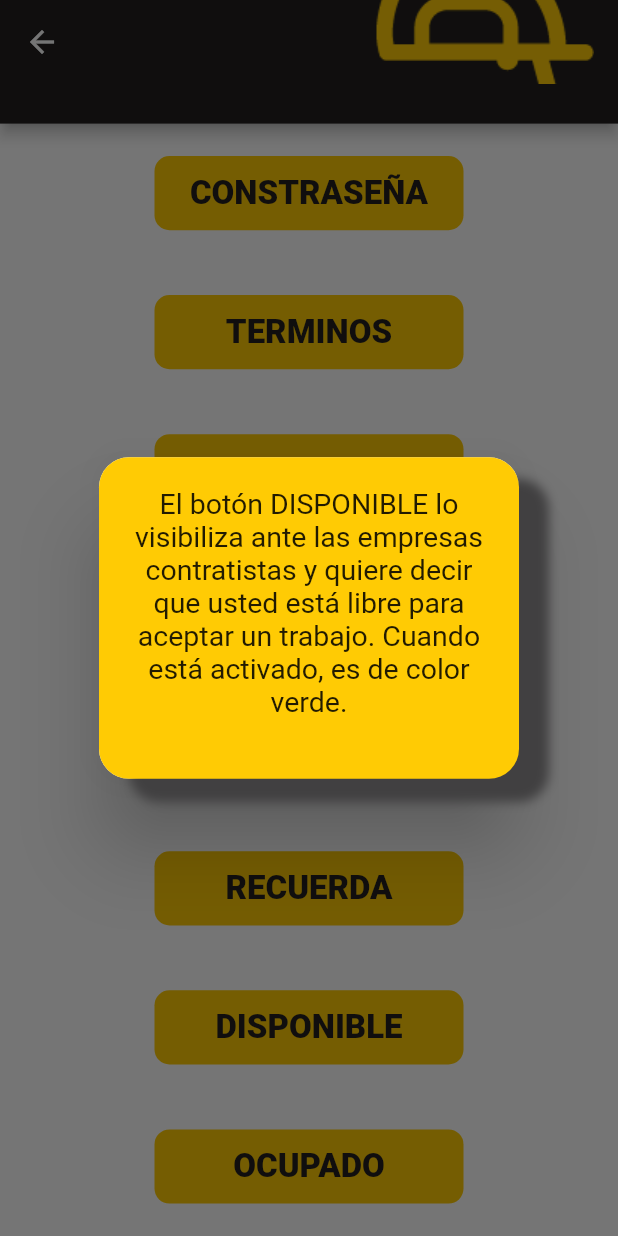
After one commit to jsensunchop/Laborapp2, a Flutter app: the screen it shows after launch, after a tap on "DISPONIBLE", on a phone screen of 412 x 824 dp. The commit adds this screen. Run offline on Flutter 3.47's test engine with Material 2 defaults, Android fonts, the phone set to English and light mode, and no system bars; drawn by our look-alikes of auto_size_text; our stand-ins replace firebase_storage, flutter_rating_bar, flutter_screenutil, fluttertoast, image_cropper, image_picker; accounts and stored records are empty.

Commit message:
"Disponible" and "Ocupado" popUps Added

```diff
--- /dev/null
+++ b/LaborappTrabajador-master/lib/Tests/PopUpsTest.dart
@@ -0,0 +1,97 @@
+import 'package:flutter/material.dart';
+import 'package:laborapp_trabajador/Common/LaboraAppBar.dart';
+import 'package:laborapp_trabajador/Common/LaborappButtons.dart';
+import 'package:laborapp_trabajador/Common/ColorPalette.dart';
+import 'package:laborapp_trabajador/Util/UtilMethods.dart';
+import 'package:laborapp_trabajador/popUps/AcceptedPopUp.dart';
+import 'package:laborapp_trabajador/popUps/DocumentPopUp.dart';
+import 'package:laborapp_trabajador/popUps/MissingPaswordPopUp.dart';
+import 'package:laborapp_trabajador/popUps/OffPopUp.dart';
+import 'package:laborapp_trabajador/popUps/OnPopUp.dart';
+import 'package:laborapp_trabajador/popUps/RemmemberPopUp.dart';
+import 'package:laborapp_trabajador/popUps/TermsPopUp.dart';
+import 'package:laborapp_trabajador/popUps/WorkerPopUp.dart';
+
+class PopUpTest extends StatelessWidget {
+  showMissingPaswordPopUp(BuildContext context) {
+    showDialog(context: context, builder: (context) => MissingPaswordPopUp());
+  }
+  showTermsPopUp(BuildContext context) {
+    showDialog(context: context, builder: (context) => TermsPopUp());
+  }
+  showDocumentPopUp(BuildContext context) {
+    showDialog(context: context, builder: (context) => DocumentPopUp());
+  }
+  showAcceptedPopUp(BuildContext context) {
+    showDialog(context: context, builder: (context) => AcceptedPopUp());
+  }
+  showWorkerPopUp(BuildContext context) {
+    showDialog(context: context, builder: (context) => WorkerPopUp());
+  }
+  showRemmemberPopUp(BuildContext context) {
+    showDialog(context: context, builder: (context) => RemmemberPopUp());
+  }
+  showOnPopUp(BuildContext context) {
+    showDialog(context: context, builder: (context) => OnPopUp());
+  }
+  showOffPopUp(BuildContext context) {
+    showDialog(context: context, builder: (context) => OffPopUp());
+  }
+
+  @override
+  Widget build(BuildContext context) {
+    return Scaffold(
+      appBar: LaborAppBar().build(context),
+      body: Container(
+        width: getFullScreenWidth(context),
+        color: Colors.white,
+        child: Column(
+          mainAxisAlignment: MainAxisAlignment.spaceAround,
+          children: <Widget>[
+            LaboraapButtons().NormalButton(
+                inText: "Constraseña",
+                colorCode: ColorPalette.yellowApp,
+                context: context,
+                buttonFunction:()=>showMissingPaswordPopUp(context)),
+            LaboraapButtons().NormalButton(
+                inText: "Terminos",
+                colorCode: ColorPalette.yellowApp,
+                context: context,
+                buttonFunction:()=>showTermsPopUp(context)),
+            LaboraapButtons().NormalButton(
+                inText: "Documento",
+                colorCode: ColorPalette.yellowApp,
+                context: context,
+                buttonFunction:()=>showDocumentPopUp(context)),
+            LaboraapButtons().NormalButton(
+                inText: "Aceptado",
+                colorCode: ColorPalette.yellowApp,
+                context: context,
+                buttonFunction:()=>showAcceptedPopUp(context)),
+            LaboraapButtons().NormalButton(
+                inText: "Trabajador",
+                colorCode: ColorPalette.yellowApp,
+                context: context,
+                buttonFunction:()=>showWorkerPopUp(context)),
+            LaboraapButtons().NormalButton(
+                inText: "Recuerda",
+                colorCode: ColorPalette.yellowApp,
+                context: context,
+                buttonFunction:()=>showRemmemberPopUp(context)),
+            LaboraapButtons().NormalButton(
+                inText: "Disponible",
+                colorCode: ColorPalette.yellowApp,
+                context: context,
+                buttonFunction:()=>showOnPopUp(context)),
+            LaboraapButtons().NormalButton(
+                inText: "Ocupado",
+                colorCode: ColorPalette.yellowApp,
+                context: context,
+                buttonFunction:()=>showOffPopUp(context)),
+          ],
+        ),
+
+      ),
+    );
+  }
+}
--- a/LaborappTrabajador-master/lib/main.dart
+++ b/LaborappTrabajador-master/lib/main.dart
@@ -1,5 +1,6 @@
 import 'package:flutter/material.dart';
 import 'package:laborapp_trabajador/Tests/NumericalKeyBoardTest.dart';
+import 'package:laborapp_trabajador/Tests/PopUpsTest.dart';
 import 'package:laborapp_trabajador/Tests/testScreenOne.dart';
 import 'dart:async';
 import 'Common/ColorPalette.dart';
@@ -24,7 +25,7 @@ class _SplashScreenState extends State<SplashScreen> {
 
   void changeRute() {
     //Navigator.push(context, MaterialPageRoute(builder: (context) => testScreenOne()));
-    Navigator.push(context, MaterialPageRoute(builder: (context) => NumericalTest()));
+    Navigator.push(context, MaterialPageRoute(builder: (context) => PopUpTest()));
   }
 
   /*build the looking of the splash screen*/
--- /dev/null
+++ b/LaborappTrabajador-master/lib/popUps/OnPopUp.dart
@@ -0,0 +1,39 @@
+import 'package:flutter/material.dart';
+import 'package:auto_size_text/auto_size_text.dart';
+import 'package:laborapp_trabajador/Common/ColorPalette.dart';
+import 'package:laborapp_trabajador/Util/UtilMethods.dart';
+
+class OnPopUp extends StatelessWidget {
+  double commonRadius = 20.0;
+
+  @override
+  Widget build(BuildContext context) {
+    return Dialog(
+      shape: RoundedRectangleBorder(
+          borderRadius: BorderRadius.circular(commonRadius)),
+      child: Container(
+        width: getFullScreenWidth(context) * 0.5,
+        height: getHeightWithoutSafeArea(context) * 0.26,
+        padding: EdgeInsets.all(commonRadius),
+        decoration: BoxDecoration(
+            color: Color(ColorPalette.yellowApp),
+            shape: BoxShape.rectangle,
+            borderRadius: BorderRadius.circular(commonRadius),
+            boxShadow: [
+              BoxShadow(
+                  color: Color(ColorPalette.mediumGrayApp),
+                  offset: const Offset(20.0, 15.0),
+                  blurRadius: 5.0)
+            ]),
+        child: AutoSizeText(
+          'El botón DISPONIBLE lo visibiliza ante las empresas contratistas y quiere decir que usted está libre para aceptar un trabajo. Cuando está activado, es de color verde.',
+          style: TextStyle(
+            fontSize: 30.0,
+          ),
+          maxLines: 7,
+          textAlign: TextAlign.center,
+        ),
+      ),
+    );
+  }
+}
--- a/LaborappTrabajador-master/pubspec.yaml
+++ b/LaborappTrabajador-master/pubspec.yaml
@@ -34,6 +34,7 @@ dependencies:
   image_picker: ^0.6.1+4
   firebase_auth: ^0.14.0+5
   cloud_firestore: ^0.12.9+4
+  auto_size_text: ^2.1.0
 
 dev_dependencies:
   flutter_test:
```
Also changed, not shown: LaborappTrabajador-master/lib/popUps/AcceptedPopUp.dart (added, +32 -0 lines), LaborappTrabajador-master/lib/popUps/DocumentPopUp.dart (added, +32 -0 lines), LaborappTrabajador-master/lib/popUps/MissingPaswordPopUp.dart (added, +23 -0 lines), LaborappTrabajador-master/lib/popUps/OffPopUp.dart (added, +39 -0 lines), LaborappTrabajador-master/lib/popUps/RemmemberPopUp.dart (added, +32 -0 lines), LaborappTrabajador-master/lib/popUps/TermsPopUp.dart (added, +22 -0 lines), LaborappTrabajador-master/lib/popUps/WorkerPopUp.dart (added, +32 -0 lines), LaborappTrabajador-master/pubspec.lock.
